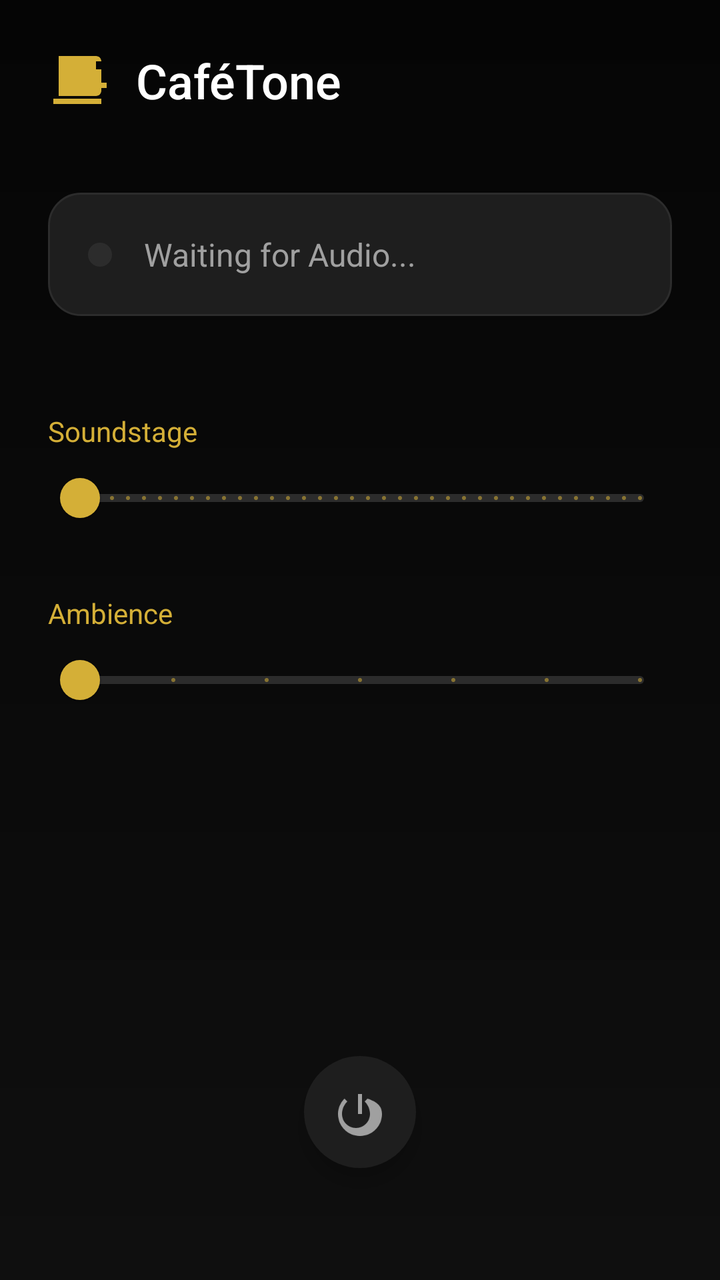
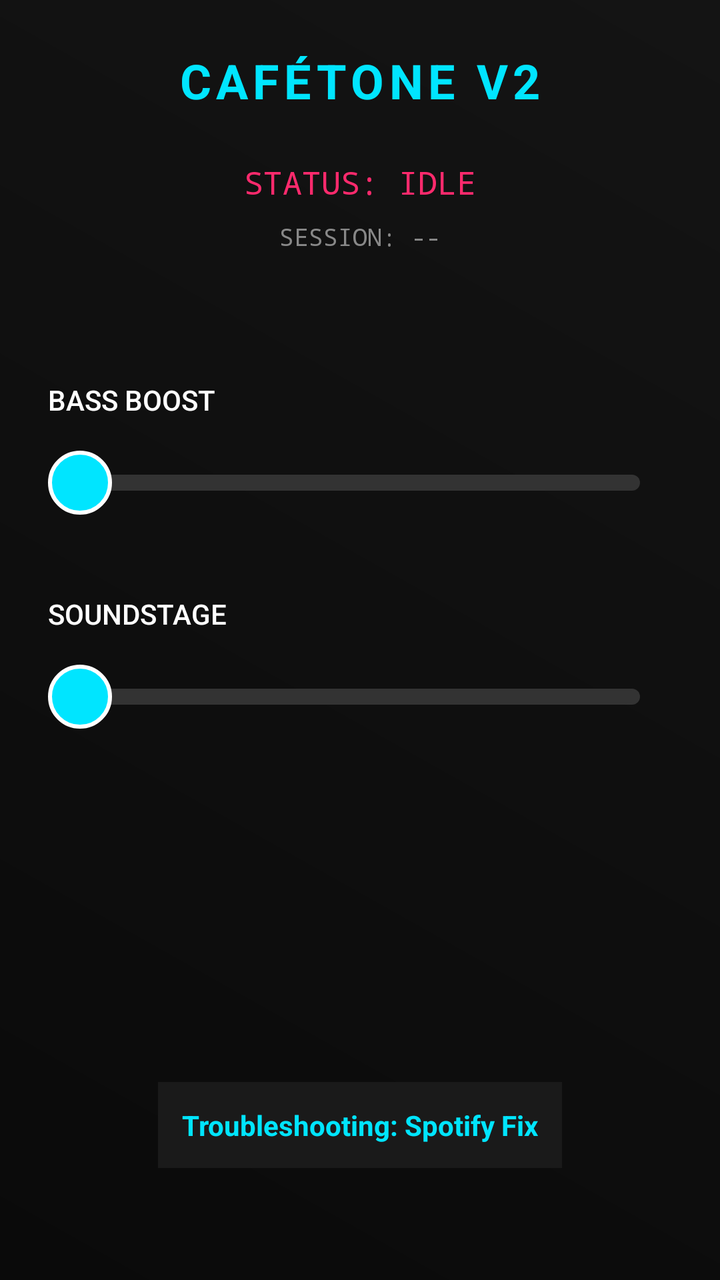

Compare the two renders of this Android layout. The source of the first and the diff that turns it into the second are given below.
<!-- AndroidManifest.xml: application theme Theme.CafeTone -->
<!-- res/layout/activity_main.xml -->
<?xml version="1.0" encoding="utf-8"?>
<androidx.constraintlayout.widget.ConstraintLayout 
    xmlns:android="http://schemas.android.com/apk/res/android"
    xmlns:app="http://schemas.android.com/apk/res-auto"
    xmlns:tools="http://schemas.android.com/tools"
    android:layout_width="match_parent"
    android:layout_height="match_parent"
    android:background="@drawable/bg_gradient"
    android:padding="24dp">

    
    <ImageView
        android:id="@+id/icon_logo"
        android:layout_width="32dp"
        android:layout_height="32dp"
        android:src="@drawable/ic_cafe"
        app:layout_constraintStart_toStartOf="parent"
        app:layout_constraintTop_toTopOf="parent" />

    <TextView
        android:id="@+id/text_title"
        android:layout_width="wrap_content"
        android:layout_height="wrap_content"
        android:layout_marginStart="12dp"
        android:text="@string/app_name"
        android:fontFamily="sans-serif-medium"
        android:textSize="24sp"
        android:textColor="@color/text_primary"
        app:layout_constraintStart_toEndOf="@id/icon_logo"
        app:layout_constraintBottom_toBottomOf="@id/icon_logo"
        app:layout_constraintTop_toTopOf="@id/icon_logo" />

    
    <androidx.constraintlayout.widget.ConstraintLayout
        android:id="@+id/card_status"
        android:layout_width="match_parent"
        android:layout_height="wrap_content"
        android:layout_marginTop="40dp"
        android:background="@drawable/bg_card"
        android:padding="20dp"
        app:layout_constraintTop_toBottomOf="@id/text_title">

        <View
            android:id="@+id/status_indicator"
            android:layout_width="12dp"
            android:layout_height="12dp"
            android:background="@drawable/bg_card"
            android:backgroundTint="@color/surface_light_grey"
            app:layout_constraintStart_toStartOf="parent"
            app:layout_constraintTop_toTopOf="parent"
            app:layout_constraintBottom_toBottomOf="parent"/>

        <TextView
            android:id="@+id/text_status"
            android:layout_width="wrap_content"
            android:layout_height="wrap_content"
            android:layout_marginStart="16dp"
            android:text="@string/status_waiting"
            android:textColor="@color/text_secondary"
            android:textSize="16sp"
            android:fontFamily="sans-serif"
            app:layout_constraintStart_toEndOf="@id/status_indicator"
            app:layout_constraintTop_toTopOf="parent"
            app:layout_constraintBottom_toBottomOf="parent"/>
        
    </androidx.constraintlayout.widget.ConstraintLayout>

    
    <TextView
        android:id="@+id/label_soundstage"
        android:layout_width="wrap_content"
        android:layout_height="wrap_content"
        android:text="@string/label_soundstage"
        android:textColor="@color/sony_gold"
        android:textSize="14sp"
        android:layout_marginTop="48dp"
        app:layout_constraintStart_toStartOf="parent"
        app:layout_constraintTop_toBottomOf="@id/card_status"/>

    <com.google.android.material.slider.Slider
        android:id="@+id/slider_soundstage"
        android:layout_width="match_parent"
        android:layout_height="wrap_content"
        android:valueFrom="0"
        android:valueTo="1000"
        android:stepSize="10"
        app:thumbColor="@color/sony_gold"
        app:trackColorActive="@color/sony_gold"
        app:trackColorInactive="@color/surface_light_grey"
        app:layout_constraintTop_toBottomOf="@id/label_soundstage"/>

    <TextView
        android:id="@+id/label_ambience"
        android:layout_width="wrap_content"
        android:layout_height="wrap_content"
        android:text="@string/label_ambience"
        android:textColor="@color/sony_gold"
        android:textSize="14sp"
        android:layout_marginTop="24dp"
        app:layout_constraintStart_toStartOf="parent"
        app:layout_constraintTop_toBottomOf="@id/slider_soundstage"/>

    <com.google.android.material.slider.Slider
        android:id="@+id/slider_ambience"
        android:layout_width="match_parent"
        android:layout_height="wrap_content"
        android:valueFrom="0"
        android:valueTo="6"
        android:stepSize="1"
        app:thumbColor="@color/sony_gold"
        app:trackColorActive="@color/sony_gold"
        app:trackColorInactive="@color/surface_light_grey"
        app:layout_constraintTop_toBottomOf="@id/label_ambience"/>

    
    <com.google.android.material.floatingactionbutton.FloatingActionButton
        android:id="@+id/btn_power"
        android:layout_width="wrap_content"
        android:layout_height="wrap_content"
        android:src="@drawable/ic_power"
        android:layout_marginBottom="32dp"
        app:backgroundTint="@color/surface_dark_grey"
        app:tint="@color/text_secondary"
        app:borderWidth="0dp"
        app:layout_constraintBottom_toBottomOf="parent"
        app:layout_constraintStart_toStartOf="parent"
        app:layout_constraintEnd_toEndOf="parent"/>

</androidx.constraintlayout.widget.ConstraintLayout>
<!-- resources referenced by this layout -->
<resources>
  <color name="sony_gold">#D4AF37</color>
  <color name="surface_dark_grey">#1E1E1E</color>
  <color name="surface_light_grey">#2C2C2C</color>
  <color name="text_primary">#FFFFFF</color>
  <color name="text_secondary">#A0A0A0</color>
  <!-- drawable bg_card (drawable) -->
  <shape xmlns:android="http://schemas.android.com/apk/res/android">
      <solid android:color="@color/surface_dark_grey"/>
      <corners android:radius="16dp"/>
      <stroke android:width="1dp" android:color="@color/surface_light_grey"/>
  </shape>
  <!-- drawable bg_gradient (drawable) -->
  <shape xmlns:android="http://schemas.android.com/apk/res/android">
      <gradient
          android:startColor="@color/oled_black"
          android:endColor="#0F0F0F"
          android:angle="270"
          android:type="linear"/>
  </shape>
  <!-- drawable ic_cafe (drawable) -->
  <vector xmlns:android="http://schemas.android.com/apk/res/android"
      android:width="24dp" android:height="24dp" android:viewportWidth="24" android:viewportHeight="24"
      android:tint="@color/sony_gold">
      <path android:fillColor="@android:color/white" android:pathData="M2,21h18v-2H2M20,8h-2V5h2M16,5H6v11h10M18,3H4v15h14c1.11,0 2,-0.89 2,-2v-1h2v-2h-2V5c0,-1.11 -0.89,-2 -2,-2z"/>
  </vector>
  <!-- drawable ic_power (drawable) -->
  <vector xmlns:android="http://schemas.android.com/apk/res/android"
      android:width="24dp" android:height="24dp" android:viewportWidth="24" android:viewportHeight="24"
      android:tint="@color/text_primary">
      <path android:fillColor="@android:color/white" android:pathData="M13,3h-2v10h2M15.76,5.33L14.34,6.75C15.96,8.38 17,10.54 17,13c0,3.87 -3.13,7 -7,7s-7,-3.13 -7,-7c0,-2.46 1.04,-4.62 2.66,-6.25L4.24,5.33C2.22,7.35 1,10.03 1,13c0,6.08 4.92,11 11,11s11,-4.92 11,-11C23,10.03 21.78,7.35 15.76,5.33z"/>
  </vector>
  <string name="app_name">CaféTone</string>
  <string name="label_ambience">Ambience</string>
  <string name="label_soundstage">Soundstage</string>
  <string name="status_waiting">Waiting for Audio...</string>
  <style name="Theme.CafeTone" parent="Base.Theme.CafeTone" />
  <color name="oled_black">#050505</color>
  <style name="Base.Theme.CafeTone" parent="Theme.MaterialComponents.DayNight.NoActionBar">
          <item name="colorPrimary">@color/sony_gold</item>
          <item name="colorPrimaryVariant">@color/sony_gold_dim</item>
          <item name="colorOnPrimary">@color/oled_black</item>
          <item name="android:statusBarColor">@color/oled_black</item>
          <item name="android:windowBackground">@color/oled_black</item>
      </style>
  <color name="sony_gold_dim">#8A7122</color>
</resources>

<!-- the commit's change to res/layout/activity_main.xml (unified diff, before → after) -->
@@ -1,6 +1,5 @@
 <?xml version="1.0" encoding="utf-8"?>
-<androidx.constraintlayout.widget.ConstraintLayout 
-    xmlns:android="http://schemas.android.com/apk/res/android"
+<androidx.constraintlayout.widget.ConstraintLayout xmlns:android="http://schemas.android.com/apk/res/android"
     xmlns:app="http://schemas.android.com/apk/res-auto"
     xmlns:tools="http://schemas.android.com/tools"
     android:layout_width="match_parent"
@@ -8,122 +7,110 @@
     android:background="@drawable/bg_gradient"
     android:padding="24dp">
 
-    
-    <ImageView
-        android:id="@+id/icon_logo"
-        android:layout_width="32dp"
-        android:layout_height="32dp"
-        android:src="@drawable/ic_cafe"
+    <TextView
+        android:id="@+id/tvTitle"
+        android:layout_width="wrap_content"
+        android:layout_height="wrap_content"
+        android:text="CAFÉTONE V2"
+        android:textColor="#00E5FF"
+        android:textSize="24sp"
+        android:textStyle="bold"
+        android:letterSpacing="0.1"
+        app:layout_constraintTop_toTopOf="parent"
         app:layout_constraintStart_toStartOf="parent"
-        app:layout_constraintTop_toTopOf="parent" />
+        app:layout_constraintEnd_toEndOf="parent" />
 
     <TextView
-        android:id="@+id/text_title"
+        android:id="@+id/tvStatus"
         android:layout_width="wrap_content"
         android:layout_height="wrap_content"
-        android:layout_marginStart="12dp"
-        android:text="@string/app_name"
-        android:fontFamily="sans-serif-medium"
-        android:textSize="24sp"
-        android:textColor="@color/text_primary"
-        app:layout_constraintStart_toEndOf="@id/icon_logo"
-        app:layout_constraintBottom_toBottomOf="@id/icon_logo"
-        app:layout_constraintTop_toTopOf="@id/icon_logo" />
+        android:layout_marginTop="24dp"
+        android:text="STATUS: IDLE"
+        android:textColor="#FF2A6D"
+        android:textSize="16sp"
+        android:fontFamily="monospace"
+        app:layout_constraintTop_toBottomOf="@id/tvTitle"
+        app:layout_constraintStart_toStartOf="parent"
+        app:layout_constraintEnd_toEndOf="parent" />
 
-    
-    <androidx.constraintlayout.widget.ConstraintLayout
-        android:id="@+id/card_status"
-        android:layout_width="match_parent"
+    <TextView
+        android:id="@+id/tvSessionId"
+        android:layout_width="wrap_content"
         android:layout_height="wrap_content"
-        android:layout_marginTop="40dp"
-        android:background="@drawable/bg_card"
-        android:padding="20dp"
-        app:layout_constraintTop_toBottomOf="@id/text_title">
-
-        <View
-            android:id="@+id/status_indicator"
-            android:layout_width="12dp"
-            android:layout_height="12dp"
-            android:background="@drawable/bg_card"
-            android:backgroundTint="@color/surface_light_grey"
-            app:layout_constraintStart_toStartOf="parent"
-            app:layout_constraintTop_toTopOf="parent"
-            app:layout_constraintBottom_toBottomOf="parent"/>
-
-        <TextView
-            android:id="@+id/text_status"
-            android:layout_width="wrap_content"
-            android:layout_height="wrap_content"
-            android:layout_marginStart="16dp"
-            android:text="@string/status_waiting"
-            android:textColor="@color/text_secondary"
-            android:textSize="16sp"
-            android:fontFamily="sans-serif"
-            app:layout_constraintStart_toEndOf="@id/status_indicator"
-            app:layout_constraintTop_toTopOf="parent"
-            app:layout_constraintBottom_toBottomOf="parent"/>
-        
-    </androidx.constraintlayout.widget.ConstraintLayout>
+        android:layout_marginTop="8dp"
+        android:text="SESSION: --"
+        android:textColor="#888888"
+        android:textSize="12sp"
+        android:fontFamily="monospace"
+        app:layout_constraintTop_toBottomOf="@id/tvStatus"
+        app:layout_constraintStart_toStartOf="parent"
+        app:layout_constraintEnd_toEndOf="parent" />
 
     
     <TextView
-        android:id="@+id/label_soundstage"
+        android:id="@+id/tvBassLabel"
         android:layout_width="wrap_content"
         android:layout_height="wrap_content"
-        android:text="@string/label_soundstage"
-        android:textColor="@color/sony_gold"
+        android:text="BASS BOOST"
+        android:textColor="#FFFFFF"
         android:textSize="14sp"
-        android:layout_marginTop="48dp"
+        android:fontFamily="sans-serif-medium"
+        android:layout_marginTop="64dp"
         app:layout_constraintStart_toStartOf="parent"
-        app:layout_constraintTop_toBottomOf="@id/card_status"/>
+        app:layout_constraintTop_toBottomOf="@id/tvSessionId" />
 
-    <com.google.android.material.slider.Slider
-        android:id="@+id/slider_soundstage"
-        android:layout_width="match_parent"
-        android:layout_height="wrap_content"
-        android:valueFrom="0"
-        android:valueTo="1000"
-        android:stepSize="10"
-        app:thumbColor="@color/sony_gold"
-        app:trackColorActive="@color/sony_gold"
-        app:trackColorInactive="@color/surface_light_grey"
-        app:layout_constraintTop_toBottomOf="@id/label_soundstage"/>
+    <SeekBar
+        android:id="@+id/seekBarBass"
+        android:layout_width="0dp"
+        android:layout_height="48dp"
+        android:layout_marginTop="8dp"
+        android:max="1000"
+        android:progressDrawable="@drawable/custom_seekbar"
+        android:thumb="@drawable/slider_thumb"
+        android:splitTrack="false"
+        app:layout_constraintEnd_toEndOf="parent"
+        app:layout_constraintStart_toStartOf="parent"
+        app:layout_constraintTop_toBottomOf="@id/tvBassLabel" />
 
+    
     <TextView
-        android:id="@+id/label_ambience"
+        android:id="@+id/tvVirtLabel"
         android:layout_width="wrap_content"
         android:layout_height="wrap_content"
-        android:text="@string/label_ambience"
-        android:textColor="@color/sony_gold"
+        android:text="SOUNDSTAGE"
+        android:textColor="#FFFFFF"
         android:textSize="14sp"
-        android:layout_marginTop="24dp"
+        android:fontFamily="sans-serif-medium"
+        android:layout_marginTop="32dp"
         app:layout_constraintStart_toStartOf="parent"
-        app:layout_constraintTop_toBottomOf="@id/slider_soundstage"/>
+        app:layout_constraintTop_toBottomOf="@id/seekBarBass" />
 
-    <com.google.android.material.slider.Slider
-        android:id="@+id/slider_ambience"
-        android:layout_width="match_parent"
-        android:layout_height="wrap_content"
-        android:valueFrom="0"
-        android:valueTo="6"
-        android:stepSize="1"
-        app:thumbColor="@color/sony_gold"
-        app:trackColorActive="@color/sony_gold"
-        app:trackColorInactive="@color/surface_light_grey"
-        app:layout_constraintTop_toBottomOf="@id/label_ambience"/>
+    <SeekBar
+        android:id="@+id/seekBarVirt"
+        android:layout_width="0dp"
+        android:layout_height="48dp"
+        android:layout_marginTop="8dp"
+        android:max="1000"
+        android:progressDrawable="@drawable/custom_seekbar"
+        android:thumb="@drawable/slider_thumb"
+        android:splitTrack="false"
+        app:layout_constraintEnd_toEndOf="parent"
+        app:layout_constraintStart_toStartOf="parent"
+        app:layout_constraintTop_toBottomOf="@id/tvVirtLabel" />
 
     
-    <com.google.android.material.floatingactionbutton.FloatingActionButton
-        android:id="@+id/btn_power"
+    <TextView
+        android:id="@+id/btnTroubleshoot"
         android:layout_width="wrap_content"
         android:layout_height="wrap_content"
-        android:src="@drawable/ic_power"
+        android:text="Troubleshooting: Spotify Fix"
+        android:textColor="#00E5FF"
+        android:textStyle="bold"
         android:layout_marginBottom="32dp"
-        app:backgroundTint="@color/surface_dark_grey"
-        app:tint="@color/text_secondary"
-        app:borderWidth="0dp"
+        android:padding="12dp"
+        android:background="#1A1A1A"
         app:layout_constraintBottom_toBottomOf="parent"
         app:layout_constraintStart_toStartOf="parent"
-        app:layout_constraintEnd_toEndOf="parent"/>
+        app:layout_constraintEnd_toEndOf="parent" />
 
 </androidx.constraintlayout.widget.ConstraintLayout>
<!-- resource entries referenced after the edit -->
@@ -1,42 +1,60 @@
 <!-- resources referenced by this layout -->
 <resources>
-  <color name="sony_gold">#D4AF37</color>
-  <color name="surface_dark_grey">#1E1E1E</color>
-  <color name="surface_light_grey">#2C2C2C</color>
-  <color name="text_primary">#FFFFFF</color>
-  <color name="text_secondary">#A0A0A0</color>
-  <!-- drawable bg_card (drawable) -->
-  <shape xmlns:android="http://schemas.android.com/apk/res/android">
-      <solid android:color="@color/surface_dark_grey"/>
-      <corners android:radius="16dp"/>
-      <stroke android:width="1dp" android:color="@color/surface_light_grey"/>
+  <!-- drawable bg_gradient (drawable) -->
+  <?xml version="1.0" encoding="utf-8"?>
+  <shape xmlns:android="http://schemas.android.com/apk/res/android"
+      android:shape="rectangle">
+      <gradient
+          android:angle="45"
+          android:endColor="#141414"
+          android:startColor="#0A0A0A"
+          android:type="linear" />
   </shape>
-  <!-- drawable bg_gradient (drawable) -->
-  <shape xmlns:android="http://schemas.android.com/apk/res/android">
-      <gradient
-          android:startColor="@color/oled_black"
-          android:endColor="#0F0F0F"
-          android:angle="270"
-          android:type="linear"/>
-  </shape>
-  <!-- drawable ic_cafe (drawable) -->
-  <vector xmlns:android="http://schemas.android.com/apk/res/android"
-      android:width="24dp" android:height="24dp" android:viewportWidth="24" android:viewportHeight="24"
-      android:tint="@color/sony_gold">
-      <path android:fillColor="@android:color/white" android:pathData="M2,21h18v-2H2M20,8h-2V5h2M16,5H6v11h10M18,3H4v15h14c1.11,0 2,-0.89 2,-2v-1h2v-2h-2V5c0,-1.11 -0.89,-2 -2,-2z"/>
-  </vector>
-  <!-- drawable ic_power (drawable) -->
-  <vector xmlns:android="http://schemas.android.com/apk/res/android"
-      android:width="24dp" android:height="24dp" android:viewportWidth="24" android:viewportHeight="24"
-      android:tint="@color/text_primary">
-      <path android:fillColor="@android:color/white" android:pathData="M13,3h-2v10h2M15.76,5.33L14.34,6.75C15.96,8.38 17,10.54 17,13c0,3.87 -3.13,7 -7,7s-7,-3.13 -7,-7c0,-2.46 1.04,-4.62 2.66,-6.25L4.24,5.33C2.22,7.35 1,10.03 1,13c0,6.08 4.92,11 11,11s11,-4.92 11,-11C23,10.03 21.78,7.35 15.76,5.33z"/>
-  </vector>
-  <string name="app_name">CaféTone</string>
-  <string name="label_ambience">Ambience</string>
-  <string name="label_soundstage">Soundstage</string>
-  <string name="status_waiting">Waiting for Audio...</string>
+  <!-- drawable custom_seekbar (drawable) -->
+  <?xml version="1.0" encoding="utf-8"?>
+  <layer-list xmlns:android="http://schemas.android.com/apk/res/android">
+      <item android:id="@android:id/background" android:gravity="center_vertical">
+          <shape>
+              <solid android:color="#333333"/>
+              <corners android:radius="8dp"/>
+              <size android:height="8dp"/>
+          </shape>
+      </item>
+      <item android:id="@android:id/secondaryProgress" android:gravity="center_vertical">
+          <clip>
+              <shape>
+                  <solid android:color="#444444"/>
+                  <corners android:radius="8dp"/>
+                  <size android:height="8dp"/>
+              </shape>
+          </clip>
+      </item>
+      <item android:id="@android:id/progress" android:gravity="center_vertical">
+          <clip>
+              <shape>
+                  <solid android:color="#00E5FF"/>
+                  <corners android:radius="8dp"/>
+                  <size android:height="8dp"/>
+              </shape>
+          </clip>
+      </item>
+  </layer-list>
+  <!-- drawable slider_thumb (drawable) -->
+  <?xml version="1.0" encoding="utf-8"?>
+  <layer-list xmlns:android="http://schemas.android.com/apk/res/android">
+      <item>
+          <shape android:shape="oval">
+              <size
+                  android:width="32dp"
+                  android:height="32dp" />
+              <solid android:color="#00E5FF" />
+              <stroke
+                  android:width="2dp"
+                  android:color="#FFFFFF" />
+          </shape>
+      </item>
+  </layer-list>
   <style name="Theme.CafeTone" parent="Base.Theme.CafeTone" />
-  <color name="oled_black">#050505</color>
   <style name="Base.Theme.CafeTone" parent="Theme.MaterialComponents.DayNight.NoActionBar">
           <item name="colorPrimary">@color/sony_gold</item>
           <item name="colorPrimaryVariant">@color/sony_gold_dim</item>
@@ -44,6 +62,8 @@
           <item name="android:statusBarColor">@color/oled_black</item>
           <item name="android:windowBackground">@color/oled_black</item>
       </style>
+  <color name="sony_gold">#D4AF37</color>
   <color name="sony_gold_dim">#8A7122</color>
+  <color name="oled_black">#050505</color>
 </resources>
 
